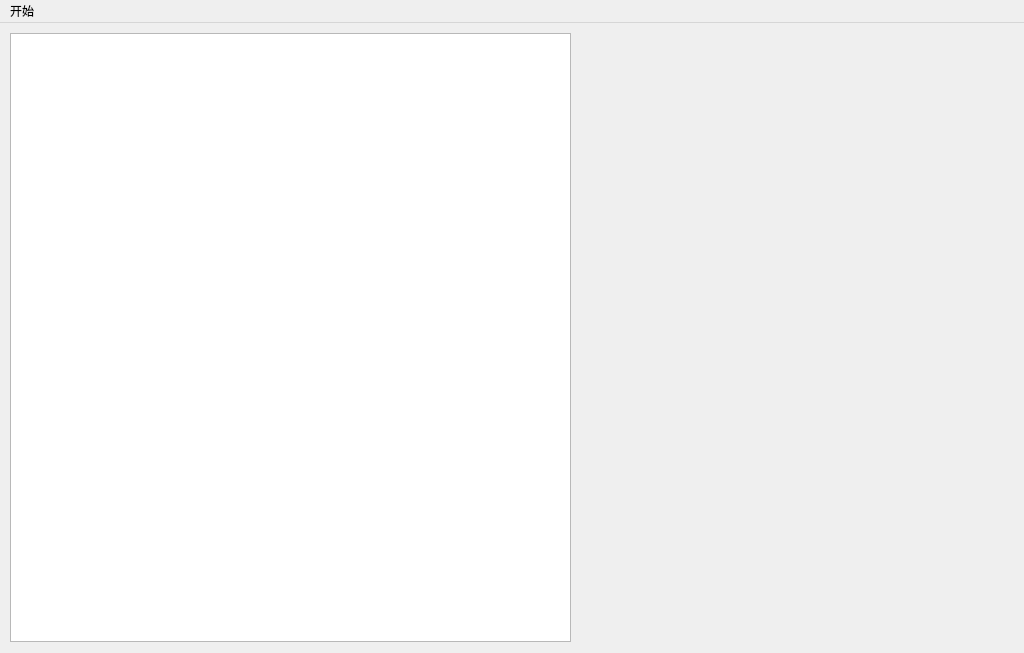
Qt form mainwindow.ui (Konano/Programming-Training-QtXiangqi) before a commit.
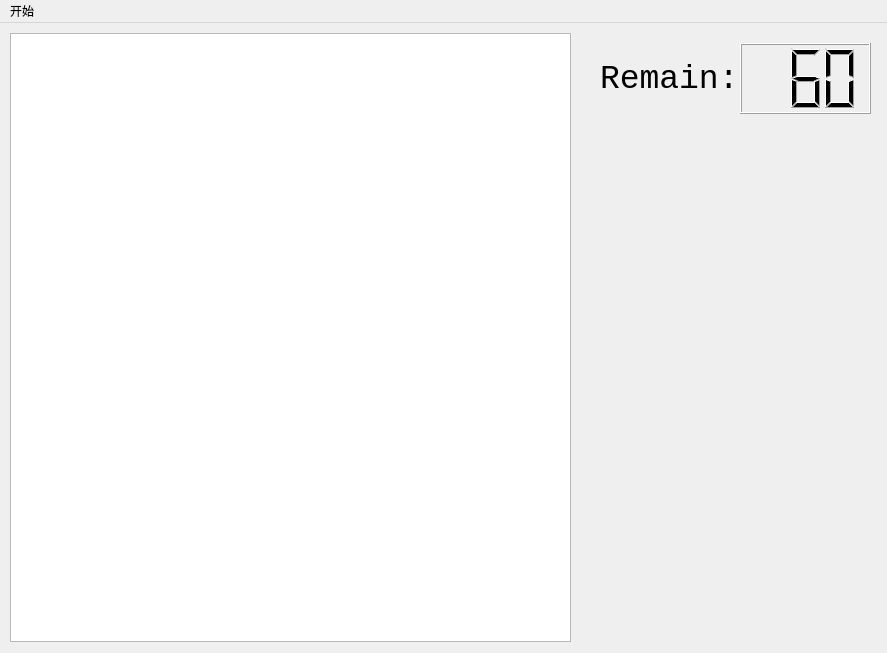
The same form after that commit.

```diff
--- a/mainwindow.ui
+++ b/mainwindow.ui
@@ -6,7 +6,7 @@
    <rect>
     <x>0</x>
     <y>0</y>
-    <width>1024</width>
+    <width>887</width>
     <height>653</height>
    </rect>
   </property>
@@ -24,13 +24,51 @@
      </rect>
     </property>
    </widget>
+   <widget class="QLCDNumber" name="lcdNumber">
+    <property name="geometry">
+     <rect>
+      <x>740</x>
+      <y>20</y>
+      <width>131</width>
+      <height>71</height>
+     </rect>
+    </property>
+    <property name="smallDecimalPoint">
+     <bool>false</bool>
+    </property>
+    <property name="digitCount">
+     <number>3</number>
+    </property>
+    <property name="intValue" stdset="0">
+     <number>60</number>
+    </property>
+   </widget>
+   <widget class="QLabel" name="label">
+    <property name="geometry">
+     <rect>
+      <x>600</x>
+      <y>20</y>
+      <width>131</width>
+      <height>71</height>
+     </rect>
+    </property>
+    <property name="font">
+     <font>
+      <family>Consolas</family>
+      <pointsize>25</pointsize>
+     </font>
+    </property>
+    <property name="text">
+     <string>Remain:</string>
+    </property>
+   </widget>
   </widget>
   <widget class="QMenuBar" name="menuBar">
    <property name="geometry">
     <rect>
      <x>0</x>
      <y>0</y>
-     <width>1024</width>
+     <width>887</width>
      <height>23</height>
     </rect>
    </property>
```
